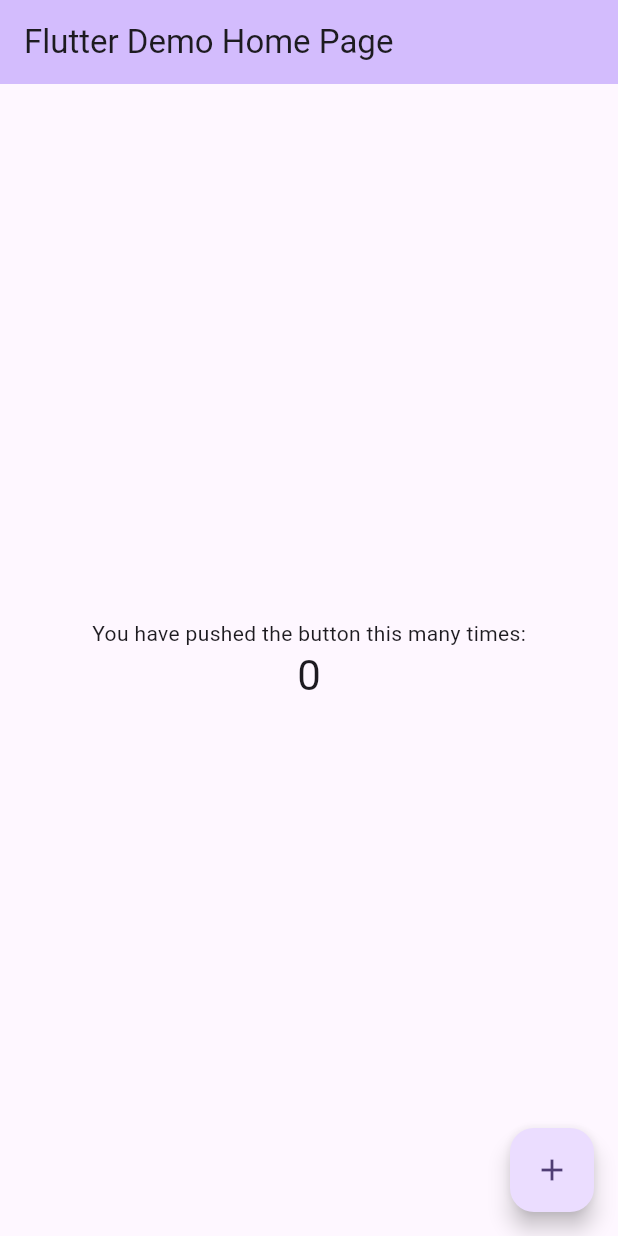
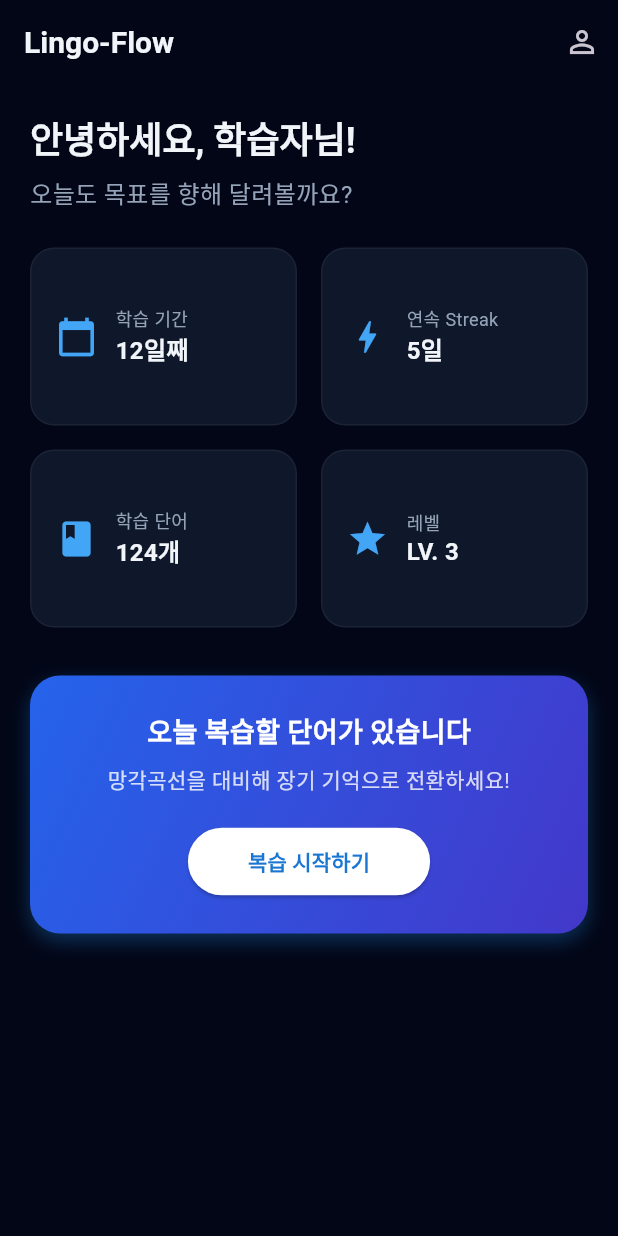
Before and after one commit to dirmich/marulingoflow, a Flutter app: the screen it shows after launch, on a phone screen of 412 x 824 dp. Run offline on Flutter 3.47's test engine with Material 3 defaults, Android fonts, the phone set to English and light mode, and no system bars; our stand-ins replace dio.

Commit message:
feat: [앱] Flutter 기본 라우팅, 다크 테마 및 플래시카드 위젯 구현

```diff
--- /dev/null
+++ b/app/lib/core/theme.dart
@@ -0,0 +1,34 @@
+import 'package:flutter/material.dart';
+
+class AppTheme {
+  static const Color primaryBlue = Color(0xFF2563EB);
+  static const Color bgDark = Color(0xFF020617);
+  static const Color cardDark = Color(0xFF0F172A);
+  static const Color textMain = Color(0xFFF1F5F9);
+  static const Color textMuted = Color(0xFF94A3B8);
+
+  static final ThemeData darkTheme = ThemeData(
+    brightness: Brightness.dark,
+    scaffoldBackgroundColor: bgDark,
+    primaryColor: primaryBlue,
+    cardColor: cardDark,
+    textTheme: const TextTheme(
+      headlineMedium: TextStyle(
+        color: textMain,
+        fontWeight: FontWeight.bold,
+        fontSize: 24,
+      ),
+      bodyMedium: TextStyle(color: textMain, fontSize: 16),
+      labelMedium: TextStyle(color: textMuted, fontSize: 14),
+    ),
+    appBarTheme: const AppBarTheme(
+      backgroundColor: bgDark,
+      elevation: 0,
+      titleTextStyle: TextStyle(
+        color: textMain,
+        fontWeight: FontWeight.bold,
+        fontSize: 20,
+      ),
+    ),
+  );
+}
--- a/app/lib/main.dart
+++ b/app/lib/main.dart
@@ -1,122 +1,21 @@
 import 'package:flutter/material.dart';
+import 'core/theme.dart';
+import 'views/dashboard/dashboard_view.dart';
 
 void main() {
-  runApp(const MyApp());
+  runApp(const LingoFlowApp());
 }
 
-class MyApp extends StatelessWidget {
-  const MyApp({super.key});
+class LingoFlowApp extends StatelessWidget {
+  const LingoFlowApp({super.key});
 
-  // This widget is the root of your application.
   @override
   Widget build(BuildContext context) {
     return MaterialApp(
-      title: 'Flutter Demo',
-      theme: ThemeData(
-        // This is the theme of your application.
-        //
-        // TRY THIS: Try running your application with "flutter run". You'll see
-        // the application has a purple toolbar. Then, without quitting the app,
-        // try changing the seedColor in the colorScheme below to Colors.green
-        // and then invoke "hot reload" (save your changes or press the "hot
-        // reload" button in a Flutter-supported IDE, or press "r" if you used
-        // the command line to start the app).
-        //
-        // Notice that the counter didn't reset back to zero; the application
-        // state is not lost during the reload. To reset the state, use hot
-        // restart instead.
-        //
-        // This works for code too, not just values: Most code changes can be
-        // tested with just a hot reload.
-        colorScheme: .fromSeed(seedColor: Colors.deepPurple),
-      ),
-      home: const MyHomePage(title: 'Flutter Demo Home Page'),
+      title: 'Lingo-Flow',
+      theme: AppTheme.darkTheme,
+      debugShowCheckedModeBanner: false,
+      home: const DashboardView(),
     );
   }
 }
-
-class MyHomePage extends StatefulWidget {
-  const MyHomePage({super.key, required this.title});
-
-  // This widget is the home page of your application. It is stateful, meaning
-  // that it has a State object (defined below) that contains fields that affect
-  // how it looks.
-
-  // This class is the configuration for the state. It holds the values (in this
-  // case the title) provided by the parent (in this case the App widget) and
-  // used by the build method of the State. Fields in a Widget subclass are
-  // always marked "final".
-
-  final String title;
-
-  @override
-  State<MyHomePage> createState() => _MyHomePageState();
-}
-
-class _MyHomePageState extends State<MyHomePage> {
-  int _counter = 0;
-
-  void _incrementCounter() {
-    setState(() {
-      // This call to setState tells the Flutter framework that something has
-      // changed in this State, which causes it to rerun the build method below
-      // so that the display can reflect the updated values. If we changed
-      // _counter without calling setState(), then the build method would not be
-      // called again, and so nothing would appear to happen.
-      _counter++;
-    });
-  }
-
-  @override
-  Widget build(BuildContext context) {
-    // This method is rerun every time setState is called, for instance as done
-    // by the _incrementCounter method above.
-    //
-    // The Flutter framework has been optimized to make rerunning build methods
-    // fast, so that you can just rebuild anything that needs updating rather
-    // than having to individually change instances of widgets.
-    return Scaffold(
-      appBar: AppBar(
-        // TRY THIS: Try changing the color here to a specific color (to
-        // Colors.amber, perhaps?) and trigger a hot reload to see the AppBar
-        // change color while the other colors stay the same.
-        backgroundColor: Theme.of(context).colorScheme.inversePrimary,
-        // Here we take the value from the MyHomePage object that was created by
-        // the App.build method, and use it to set our appbar title.
-        title: Text(widget.title),
-      ),
-      body: Center(
-        // Center is a layout widget. It takes a single child and positions it
-        // in the middle of the parent.
-        child: Column(
-          // Column is also a layout widget. It takes a list of children and
-          // arranges them vertically. By default, it sizes itself to fit its
-          // children horizontally, and tries to be as tall as its parent.
-          //
-          // Column has various properties to control how it sizes itself and
-          // how it positions its children. Here we use mainAxisAlignment to
-          // center the children vertically; the main axis here is the vertical
-          // axis because Columns are vertical (the cross axis would be
-          // horizontal).
-          //
-          // TRY THIS: Invoke "debug painting" (choose the "Toggle Debug Paint"
-          // action in the IDE, or press "p" in the console), to see the
-          // wireframe for each widget.
-          mainAxisAlignment: .center,
-          children: [
-            const Text('You have pushed the button this many times:'),
-            Text(
-              '$_counter',
-              style: Theme.of(context).textTheme.headlineMedium,
-            ),
-          ],
-        ),
-      ),
-      floatingActionButton: FloatingActionButton(
-        onPressed: _incrementCounter,
-        tooltip: 'Increment',
-        child: const Icon(Icons.add),
-      ),
-    );
-  }
-}
--- /dev/null
+++ b/app/lib/views/dashboard/dashboard_view.dart
@@ -0,0 +1,163 @@
+import 'package:flutter/material.dart';
+import '../../core/theme.dart';
+
+class DashboardView extends StatelessWidget {
+  const DashboardView({super.key});
+
+  @override
+  Widget build(BuildContext context) {
+    return Scaffold(
+      appBar: AppBar(
+        title: const Text('Lingo-Flow'),
+        actions: [
+          IconButton(icon: const Icon(Icons.person_outline), onPressed: () {}),
+        ],
+      ),
+      body: SingleChildScrollView(
+        padding: const EdgeInsets.all(20),
+        child: Column(
+          crossAxisAlignment: CrossAxisAlignment.start,
+          children: [
+            Text(
+              '안녕하세요, 학습자님!',
+              style: Theme.of(context).textTheme.headlineMedium,
+            ),
+            const SizedBox(height: 8),
+            const Text(
+              '오늘도 목표를 향해 달려볼까요?',
+              style: TextStyle(color: AppTheme.textMuted),
+            ),
+            const SizedBox(height: 24),
+            GridView.count(
+              shrinkWrap: true,
+              physics: const NeverScrollableScrollPhysics(),
+              crossAxisCount: 2,
+              crossAxisSpacing: 16,
+              mainAxisSpacing: 16,
+              childAspectRatio: 1.5,
+              children: const [
+                StatCard(
+                  icon: Icons.calendar_today,
+                  label: '학습 기간',
+                  value: '12일째',
+                ),
+                StatCard(icon: Icons.bolt, label: '연속 Streak', value: '5일'),
+                StatCard(icon: Icons.book, label: '학습 단어', value: '124개'),
+                StatCard(icon: Icons.star, label: '레벨', value: 'LV. 3'),
+              ],
+            ),
+            const SizedBox(height: 32),
+            Container(
+              width: double.infinity,
+              padding: const EdgeInsets.all(24),
+              decoration: BoxDecoration(
+                gradient: const LinearGradient(
+                  colors: [Color(0xFF2563EB), Color(0xFF4338CA)],
+                  begin: Alignment.topLeft,
+                  end: Alignment.bottomRight,
+                ),
+                borderRadius: BorderRadius.circular(20),
+                boxShadow: [
+                  BoxShadow(
+                    color: Colors.blue.withOpacity(0.3),
+                    blurRadius: 10,
+                    offset: const Offset(0, 5),
+                  ),
+                ],
+              ),
+              child: Column(
+                children: [
+                  const Text(
+                    '오늘 복습할 단어가 있습니다',
+                    style: TextStyle(
+                      color: Colors.white,
+                      fontWeight: FontWeight.bold,
+                      fontSize: 18,
+                    ),
+                  ),
+                  const SizedBox(height: 8),
+                  Text(
+                    '망각곡선을 대비해 장기 기억으로 전환하세요!',
+                    style: TextStyle(
+                      color: Colors.white.withOpacity(0.8),
+                      fontSize: 14,
+                    ),
+                    textAlign: TextAlign.center,
+                  ),
+                  const SizedBox(height: 20),
+                  ElevatedButton(
+                    onPressed: () {},
+                    style: ElevatedButton.styleFrom(
+                      backgroundColor: Colors.white,
+                      foregroundColor: Colors.blue[700],
+                      shape: RoundedRectangleBorder(
+                        borderRadius: BorderRadius.circular(30),
+                      ),
+                      padding: const EdgeInsets.symmetric(
+                        horizontal: 40,
+                        vertical: 12,
+                      ),
+                    ),
+                    child: const Text(
+                      '복습 시작하기',
+                      style: TextStyle(fontWeight: FontWeight.bold),
+                    ),
+                  ),
+                ],
+              ),
+            ),
+          ],
+        ),
+      ),
+    );
+  }
+}
+
+class StatCard extends StatelessWidget {
+  final IconData icon;
+  final String label;
+  final String value;
+
+  const StatCard({
+    super.key,
+    required this.icon,
+    required this.label,
+    required this.value,
+  });
+
+  @override
+  Widget build(BuildContext context) {
+    return Container(
+      padding: const EdgeInsets.all(16),
+      decoration: BoxDecoration(
+        color: AppTheme.cardDark,
+        borderRadius: BorderRadius.circular(16),
+        border: Border.all(color: Colors.white.withOpacity(0.05)),
+      ),
+      child: Row(
+        children: [
+          Icon(icon, color: Colors.blue[400], size: 28),
+          const SizedBox(width: 12),
+          Column(
+            crossAxisAlignment: CrossAxisAlignment.start,
+            mainAxisAlignment: MainAxisAlignment.center,
+            children: [
+              Text(
+                label,
+                style: const TextStyle(color: AppTheme.textMuted, fontSize: 12),
+              ),
+              Text(
+                value,
+                style: const TextStyle(
+                  color: AppTheme.textMain,
+                  fontWeight: FontWeight.bold,
+                  fontSize: 16,
+                ),
+              ),
+            ],
+          ),
+        ],
+      ),
+    );
+  }
+}
```
Also changed, not shown: app/lib/services/api_service.dart (added, +27 -0 lines), app/lib/views/learning/flashcard_widget.dart (added, +151 -0 lines), 1 other file.
